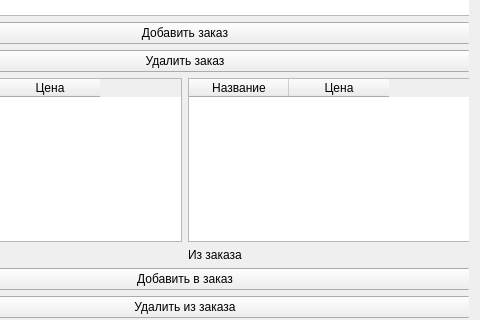
The window that form.ui (Sqaz33/bdSem) describes before a commit, drawn with Qt 5; both pictures show x 700 to 1180 and y 364 to 684 of the 1180 by 883 pixel window.
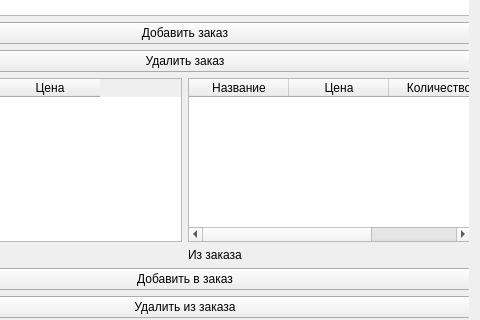
The same window after the commit.

Diff of the .ui file:
```diff
--- a/form.ui
+++ b/form.ui
@@ -252,6 +252,11 @@
                 <string>Цена</string>
                </property>
               </column>
+              <column>
+               <property name="text">
+                <string>Количество</string>
+               </property>
+              </column>
              </widget>
             </item>
            </layout>
```
